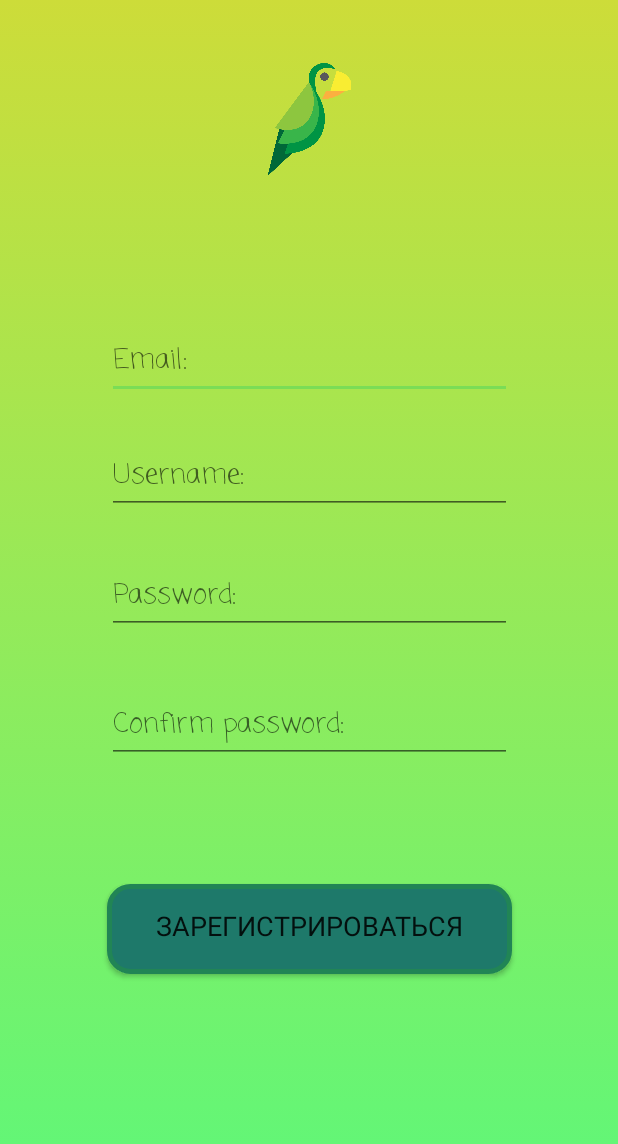
After one commit to DCordeN/Yori, an Android app: the layout register_layout.xml on its own in the app's theme, with its tools: preview values and no code run, on a phone screen of 412 x 824 dp. The commit adds this screen. Shown: the top 1144 px of the screen. Run offline under Robolectric (Android 15) with nearby library versions, the phone set to English and light mode, and no system bars.

Commit message:
registration screen made up

```diff
--- a/app/src/main/java/com/example/yori/MainActivity.kt
+++ b/app/src/main/java/com/example/yori/MainActivity.kt
@@ -8,5 +8,6 @@ class MainActivity : AppCompatActivity() {
     override fun onCreate(savedInstanceState: Bundle?) {
         super.onCreate(savedInstanceState)
         setContentView(R.layout.enter_layout)
+        getSupportActionBar()?.hide();
     }
 }
--- /dev/null
+++ b/app/src/main/res/drawable/registration_button_shape.xml
@@ -0,0 +1,23 @@
+<?xml version="1.0" encoding="utf-8"?>
+<shape xmlns:android="http://schemas.android.com/apk/res/android" android:shape="rectangle" >
+    <corners
+        android:radius="14dp"
+        />
+    <solid
+        android:color="@color/registration_button_color"
+        />
+    <padding
+        android:left="0dp"
+        android:top="0dp"
+        android:right="0dp"
+        android:bottom="0dp"
+        />
+    <size
+        android:width="270dp"
+        android:height="60dp"
+        />
+    <stroke
+        android:width="3dp"
+        android:color="@color/enter_button_color"
+        />
+</shape>
--- a/app/src/main/res/layout/enter_layout.xml
+++ b/app/src/main/res/layout/enter_layout.xml
@@ -4,8 +4,12 @@
     xmlns:tools="http://schemas.android.com/tools"
     android:layout_width="match_parent"
     android:layout_height="match_parent"
-    android:background="@drawable/enter_layout_selector"><![CDATA[
+    android:background="@drawable/main_gradient"><![CDATA[
 android:orientation="vertical" />
+
+
+
+
 
 
 
@@ -27,7 +31,7 @@ android:orientation="vertical" />
         app:layout_constraintEnd_toEndOf="parent"
         app:layout_constraintStart_toStartOf="parent"
         app:layout_constraintTop_toTopOf="parent"
-        app:layout_constraintVertical_bias="0.0"
+        app:layout_constraintVertical_bias="0.014"
         app:srcCompat="@drawable/logo"
         tools:srcCompat="@drawable/logo" />
 
@@ -85,7 +89,6 @@ android:orientation="vertical" />
         android:background="@drawable/register_button_shape"
         android:fontFamily="sans-serif-thin"
         android:text="@string/register_button_string"
-        android:textColor="@color/register_button_font_color"
         android:textSize="18sp"
         android:textStyle="normal|bold"
         app:layout_constraintBottom_toBottomOf="parent"
@@ -93,6 +96,6 @@ android:orientation="vertical" />
         app:layout_constraintHorizontal_bias="0.497"
         app:layout_constraintStart_toStartOf="parent"
         app:layout_constraintTop_toBottomOf="@+id/button"
-        app:layout_constraintVertical_bias="0.216" />
+        app:layout_constraintVertical_bias="0.373" />
 
 </androidx.constraintlayout.widget.ConstraintLayout>
--- /dev/null
+++ b/app/src/main/res/layout/register_layout.xml
@@ -0,0 +1,92 @@
+<?xml version="1.0" encoding="utf-8"?>
+<androidx.constraintlayout.widget.ConstraintLayout xmlns:android="http://schemas.android.com/apk/res/android"
+    xmlns:app="http://schemas.android.com/apk/res-auto"
+    xmlns:tools="http://schemas.android.com/tools"
+    android:layout_width="match_parent"
+    android:layout_height="match_parent"
+    android:background="@drawable/main_gradient">
+
+    <EditText
+        android:id="@+id/editText"
+        android:layout_width="270dp"
+        android:layout_height="50dp"
+        android:ems="10"
+        android:fontFamily="casual"
+        android:hint="@string/registration_email"
+        android:inputType="textEmailAddress"
+        app:layout_constraintBottom_toBottomOf="parent"
+        app:layout_constraintEnd_toEndOf="parent"
+        app:layout_constraintStart_toStartOf="parent"
+        app:layout_constraintTop_toBottomOf="@+id/imageView2"
+        app:layout_constraintVertical_bias="0.15" />
+
+    <ImageView
+        android:id="@+id/imageView2"
+        android:layout_width="75dp"
+        android:layout_height="75dp"
+        android:layout_marginTop="32dp"
+        app:layout_constraintBottom_toBottomOf="parent"
+        app:layout_constraintEnd_toEndOf="parent"
+        app:layout_constraintStart_toStartOf="parent"
+        app:layout_constraintTop_toTopOf="parent"
+        app:layout_constraintVertical_bias="0.014"
+        app:srcCompat="@drawable/logo" />
+
+    <EditText
+        android:id="@+id/editText4"
+        android:layout_width="270dp"
+        android:layout_height="50dp"
+        android:ems="10"
+        android:fontFamily="casual"
+        android:hint="@string/registration_username"
+        android:inputType="textPersonName"
+        app:layout_constraintBottom_toBottomOf="parent"
+        app:layout_constraintEnd_toEndOf="parent"
+        app:layout_constraintStart_toStartOf="parent"
+        app:layout_constraintTop_toBottomOf="@+id/editText"
+        app:layout_constraintVertical_bias="0.052" />
+
+    <EditText
+        android:id="@+id/editText5"
+        android:layout_width="270dp"
+        android:layout_height="50dp"
+        android:ems="10"
+        android:fontFamily="casual"
+        android:hint="@string/resistration_password"
+        android:inputType="textPassword"
+        app:layout_constraintBottom_toBottomOf="parent"
+        app:layout_constraintEnd_toEndOf="parent"
+        app:layout_constraintStart_toStartOf="parent"
+        app:layout_constraintTop_toBottomOf="@+id/editText4"
+        app:layout_constraintVertical_bias="0.069" />
+
+    <EditText
+        android:id="@+id/editText6"
+        android:layout_width="270dp"
+        android:layout_height="50dp"
+        android:ems="10"
+        android:fontFamily="casual"
+        android:hint="@string/registration_confirm_password"
+        android:inputType="textPassword"
+        app:layout_constraintBottom_toBottomOf="parent"
+        app:layout_constraintEnd_toEndOf="parent"
+        app:layout_constraintHorizontal_bias="0.503"
+        app:layout_constraintStart_toStartOf="parent"
+        app:layout_constraintTop_toBottomOf="@+id/editText5"
+        app:layout_constraintVertical_bias="0.103" />
+
+    <Button
+        android:id="@+id/button3"
+        android:layout_width="wrap_content"
+        android:layout_height="wrap_content"
+        android:background="@drawable/registration_button_shape"
+        android:fontFamily="casual"
+        android:text="@string/registration_register"
+        android:textSize="18sp"
+        app:layout_constraintBottom_toBottomOf="parent"
+        app:layout_constraintEnd_toEndOf="parent"
+        app:layout_constraintHorizontal_bias="0.503"
+        app:layout_constraintStart_toStartOf="parent"
+        app:layout_constraintTop_toBottomOf="@+id/editText6"
+        app:layout_constraintVertical_bias="0.315" />
+</androidx.constraintlayout.widget.ConstraintLayout>
--- a/app/src/main/res/values/colors.xml
+++ b/app/src/main/res/values/colors.xml
@@ -6,6 +6,7 @@
     <color name="mainColorBegin">#5BF87B</color>
     <color name="mainColorEnd">#CDDC39</color>
     <color name="enter_button_color">#218555</color>
-    <color name="register_button_color">#920031</color>
+    <color name="register_button_color">#BF9430</color>
     <color name="register_button_font_color">#7CCA32</color>
+    <color name="registration_button_color">#1E796A	</color>
 </resources>
--- a/app/src/main/res/values/strings.xml
+++ b/app/src/main/res/values/strings.xml
@@ -4,4 +4,10 @@
     <string name="enter_password_string">Password:</string>
     <string name="enter_button_string">Войти</string>
     <string name="register_button_string">Регистрация</string>
+    <string name="registration_text">Регистрация</string>
+    <string name="registration_email">Email:</string>
+    <string name="registration_username">Username:</string>
+    <string name="resistration_password">Password:</string>
+    <string name="registration_confirm_password">Confirm password:</string>
+    <string name="registration_register">Зарегистрироваться</string>
 </resources>
```
Also changed, not shown: app/src/main/res/drawable-v24/main_gradient.xml (renamed from app/src/main/res/drawable-v24/enter_layout_selector.xml).
